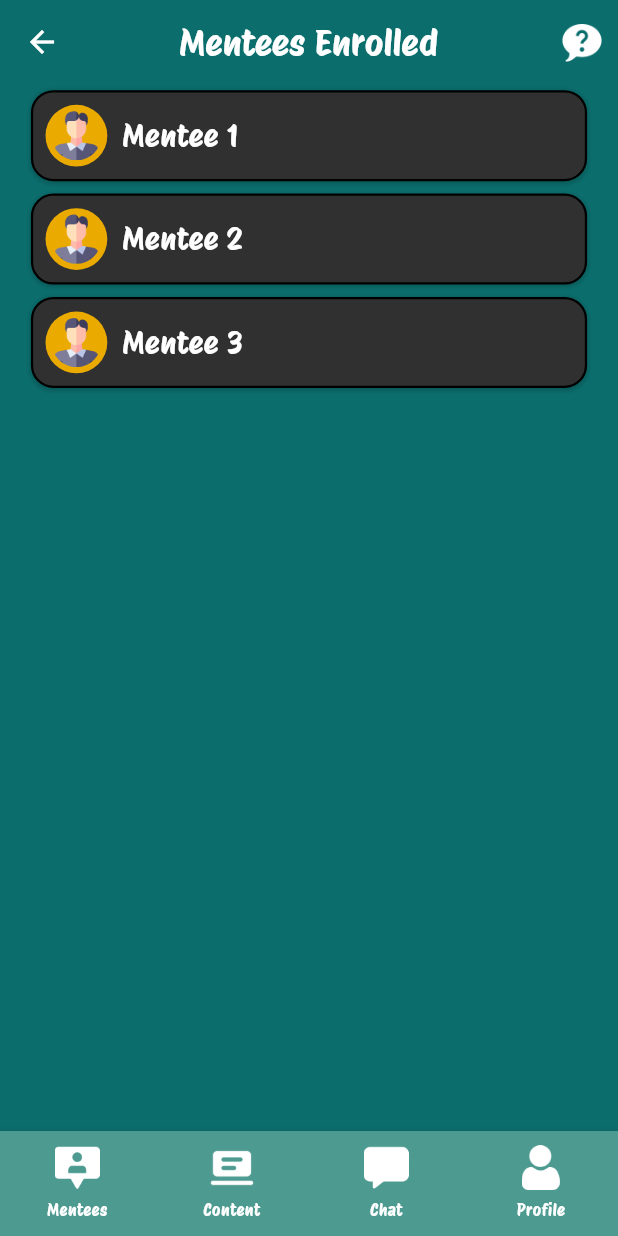
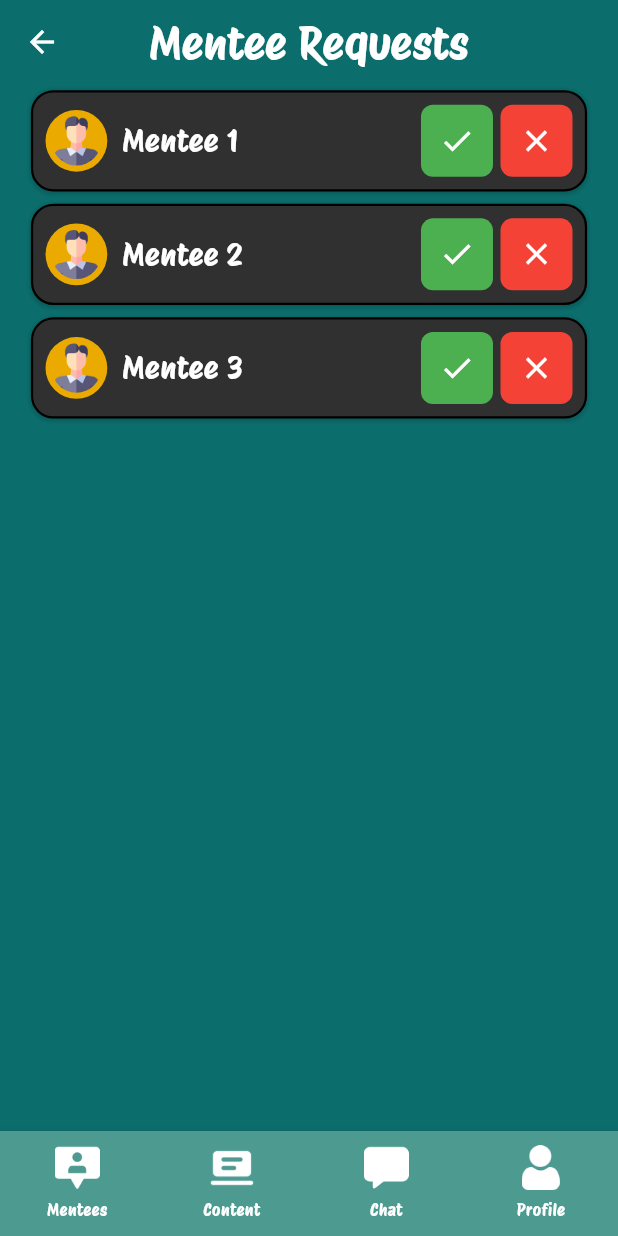
Before and after one commit to jaderaposa/mentor_shift, a Flutter app: the screen it shows after launch, on a phone screen of 412 x 824 dp. Run offline on Flutter 3.47's test engine with Material 3 defaults, Android fonts, the phone set to English and light mode, and no system bars.

Commit message:
mentee requests dart file done

```diff
--- a/lib/main.dart
+++ b/lib/main.dart
@@ -1,6 +1,7 @@
 import 'package:flutter/material.dart';
 import 'package:mentor_shift/pages/landing_mentee.dart';
 import 'package:mentor_shift/pages/login.dart';
+import 'package:mentor_shift/pages/mentee_requests.dart';
 import 'package:mentor_shift/pages/mentees_enrolled.dart';
 import 'package:mentor_shift/pages/mentor_content_page.dart';
 import 'package:mentor_shift/pages/mentor_learning_page.dart';
@@ -16,7 +17,7 @@ import 'package:mentor_shift/pages/user_profile.dart';
 import 'package:mentor_shift/pages/view_mentor.dart';
 import 'package:mentor_shift/pages/view_messaging.dart';
 
-void main() => runApp(MaterialApp(initialRoute: '/enrolled', routes: {
+void main() => runApp(MaterialApp(initialRoute: '/requests', routes: {
       // '/': (context) => Loading(),
       '/login': (context) => const Login(),
       '/register': (context) => const Register(),
@@ -34,4 +35,5 @@ void main() => runApp(MaterialApp(initialRoute: '/enrolled', routes: {
       '/userprofile': (context) => const UserProfile(),
       '/mcp': (context) => const MentorContentPage(),
       '/enrolled': (context) => const MenteesEnrolled(),
+      '/requests': (context) => const MenteeRequests(),
     }));
--- /dev/null
+++ b/lib/pages/mentee_requests.dart
@@ -0,0 +1,162 @@
+import 'package:flutter/material.dart';
+import 'package:mentor_shift/objects/bottomnav.dart';
+import 'package:mentor_shift/objects/style/boxshadow.dart';
+
+class MenteeRequests extends StatefulWidget {
+  const MenteeRequests({super.key});
+
+  @override
+  State<MenteeRequests> createState() => _MenteeRequestsState();
+}
+
+class _MenteeRequestsState extends State<MenteeRequests> {
+  List<Map<String, dynamic>> mentorshipRequests = [
+    {'mentee': 'Mentee 1', 'image': 'images/icons/user_sample.png'},
+    {'mentee': 'Mentee 2', 'image': 'images/icons/user_sample.png'},
+    {'mentee': 'Mentee 3', 'image': 'images/icons/user_sample.png'},
+    // Add more mentee requests as needed
+  ];
+
+  @override
+  Widget build(BuildContext context) {
+    var screenSize = MediaQuery.of(context).size;
+
+    return Scaffold(
+        backgroundColor: const Color(0xFF0B6E6D),
+        appBar: AppBar(
+          backgroundColor: const Color(0xFF0B6E6D),
+          leading: IconButton(
+            icon: const Icon(
+              Icons.arrow_back,
+              color: Colors.white,
+            ), // replace with your custom back button
+            onPressed: () {
+              Navigator.of(context).pop();
+            },
+          ),
+          title: const Text(
+            'Mentee Requests',
+            style: TextStyle(
+              color: Colors.white,
+              fontSize: 30.0,
+              fontFamily: 'ProtestRiot',
+            ),
+          ),
+          centerTitle: true,
+        ),
+        body: mentorshipRequests.isEmpty
+            ? const Center(
+                child: Text(
+                  'No mentee requests yet.',
+                  style: TextStyle(
+                    fontSize: 20.0,
+                    fontFamily: 'ProtestRiot',
+                    color: Colors.white,
+                  ),
+                ),
+              )
+            : ListView.builder(
+                itemCount: mentorshipRequests.length,
+                itemBuilder: (context, index) {
+                  return Container(
+                    margin: EdgeInsets.symmetric(
+                      vertical: screenSize.height * 0.005,
+                      horizontal: screenSize.width * 0.05,
+                    ),
+                    padding: EdgeInsets.all(screenSize.height * 0.01),
+                    decoration: BoxDecoration(
+                      borderRadius: BorderRadius.circular(15),
+                      color: const Color(0xFF303030),
+                      border: Border.all(
+                        color: Colors.black,
+                        width: 1.5,
+                      ),
+                      boxShadow: const [kBoxShadow],
+                    ),
+                    child: Row(
+                      crossAxisAlignment: CrossAxisAlignment.center,
+                      children: [
+                        Container(
+                          width: screenSize.width * 0.1,
+                          height: screenSize.width * 0.1,
+                          decoration: const BoxDecoration(
+                            color: Color(0xFFEBAA00),
+                            shape: BoxShape.circle,
+                          ),
+                          child: Padding(
+                            padding: EdgeInsets.all(screenSize.width * 0.01),
+                            child: ClipOval(
+                              child: Image.asset(
+                                mentorshipRequests[index]['image'],
+                                width: screenSize.width * 0.08,
+                                height: screenSize.width * 0.08,
+                                fit: BoxFit.cover,
+                              ),
+                            ),
+                          ),
+                        ),
+                        const SizedBox(width: 10),
+                        Text(
+                          mentorshipRequests[index]['mentee'],
+                          style: TextStyle(
+                            fontFamily: 'ProtestRiot',
+                            color: Colors.white,
+                            fontSize: screenSize.width * 0.05,
+                          ),
+                        ),
+                        const Spacer(), // pushes the following widgets to the right
+                        GestureDetector(
+                          onTap: () {
+                            // Add your code for accepting the request here
+                          },
+                          child: Container(
+                            decoration: BoxDecoration(
+                              color: Colors.green,
+                              shape: BoxShape.rectangle,
+                              borderRadius: BorderRadius.circular(
+                                  8), // adjust the radius as needed
+                            ),
+                            child: IconButton(
+                              icon:
+                                  const Icon(Icons.check, color: Colors.white),
+                              onPressed: () {
+                                // This can be empty now, as the GestureDetector handles the tap
+                              },
+                            ),
+                          ),
+                        ),
+                        const SizedBox(
+                          width: 5,
+                        ),
+                        GestureDetector(
+                          onTap: () {
+                            // Add your code for declining the request here
+                          },
+                          child: Container(
+                            decoration: BoxDecoration(
+                              color: Colors.red,
+                              shape: BoxShape.rectangle,
+                              borderRadius: BorderRadius.circular(
+                                  8), // adjust the radius as needed
+                            ),
+                            child: IconButton(
+                              icon: const Icon(Icons.close, color: Colors.white),
+                              onPressed: () {
+                                // This can be empty now, as the GestureDetector handles the tap
+                              },
+                            ),
+                          ),
+                        ),
+                      ],
+                    ),
+                  );
+                },
+              ),
+        bottomNavigationBar: CustomBottomNavigationBarMentor(
+          currentIndex: 0, // set the currently selected item
+          onTap: (index) {
+            // handle the tap event
+          },
+        ));
+  }
+}
--- a/lib/pages/mentees_enrolled.dart
+++ b/lib/pages/mentees_enrolled.dart
@@ -38,7 +38,7 @@ class _MenteesEnrolledState extends State<MenteesEnrolled> {
             'Mentees Enrolled',
             style: TextStyle(
               color: Colors.white,
-              fontSize: 24.0,
+              fontSize: 30.0,
               fontFamily: 'ProtestRiot',
             ),
           ),
@@ -86,6 +86,7 @@ class _MenteesEnrolledState extends State<MenteesEnrolled> {
                         ),
                         boxShadow: const [kBoxShadow]),
                     child: Row(
+                      crossAxisAlignment: CrossAxisAlignment.center,
                       children: [
                         Container(
                           width: screenSize.width * 0.1, // 10% of screen width
--- a/lib/pages/mentor_content_page.dart
+++ b/lib/pages/mentor_content_page.dart
@@ -168,7 +168,7 @@ class _MentorContentPageState extends State<MentorContentPage>
             child: const Text(
               'My Content',
               style: TextStyle(
-                fontSize: 24, // Adjust this value
+                fontSize: 30, // Adjust this value
                 color: Colors.white,
                 fontFamily: 'ProtestRiot',
               ),
--- a/lib/pages/mentor_learning_page.dart
+++ b/lib/pages/mentor_learning_page.dart
@@ -171,7 +171,7 @@ class _MentorLearningPageState extends State<MentorLearningPage>
             child: Text(
               '$mentorName\'s Classroom',
               style: const TextStyle(
-                fontSize: 24,
+                fontSize: 30,
                 color: Colors.white,
                 fontFamily: 'ProtestRiot',
               ),
```
